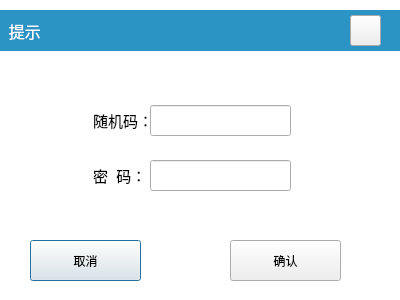
The window that dg_login.ui (jindezhang/Q7fromRD330) describes before a commit, drawn with Qt 5.
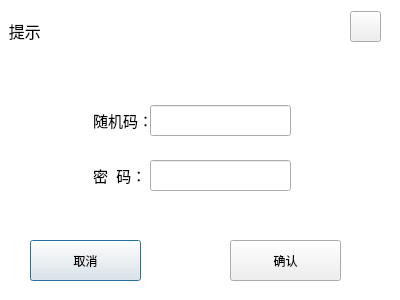
The same window after the commit. Icons and pictures are not drawn. Custom widgets are drawn as their Qt base class.

```diff
--- a/dg_login.ui
+++ b/dg_login.ui
@@ -37,7 +37,7 @@
     <rect>
      <x>0</x>
      <y>10</y>
-     <width>401</width>
+     <width>400</width>
      <height>41</height>
     </rect>
    </property>
@@ -47,8 +47,7 @@
     </font>
    </property>
    <property name="styleSheet">
-    <string notr="true">color: rgb(255, 255, 255);
-background-color: rgb(43, 148, 197);
+    <string notr="true">
 
 </string>
    </property>
@@ -60,7 +59,7 @@
    <property name="geometry">
     <rect>
      <x>350</x>
-     <y>15</y>
+     <y>11</y>
      <width>31</width>
      <height>31</height>
     </rect>
@@ -146,6 +145,13 @@
    </property>
   </widget>
  </widget>
+ <customwidgets>
+  <customwidget>
+   <class>MainButton</class>
+   <extends>QPushButton</extends>
+   <header location="global">mainbutton.h</header>
+  </customwidget>
+ </customwidgets>
  <resources/>
  <connections/>
 </ui>
```
Left out of the diff: 14 changed lines with no effect on the pictures.
